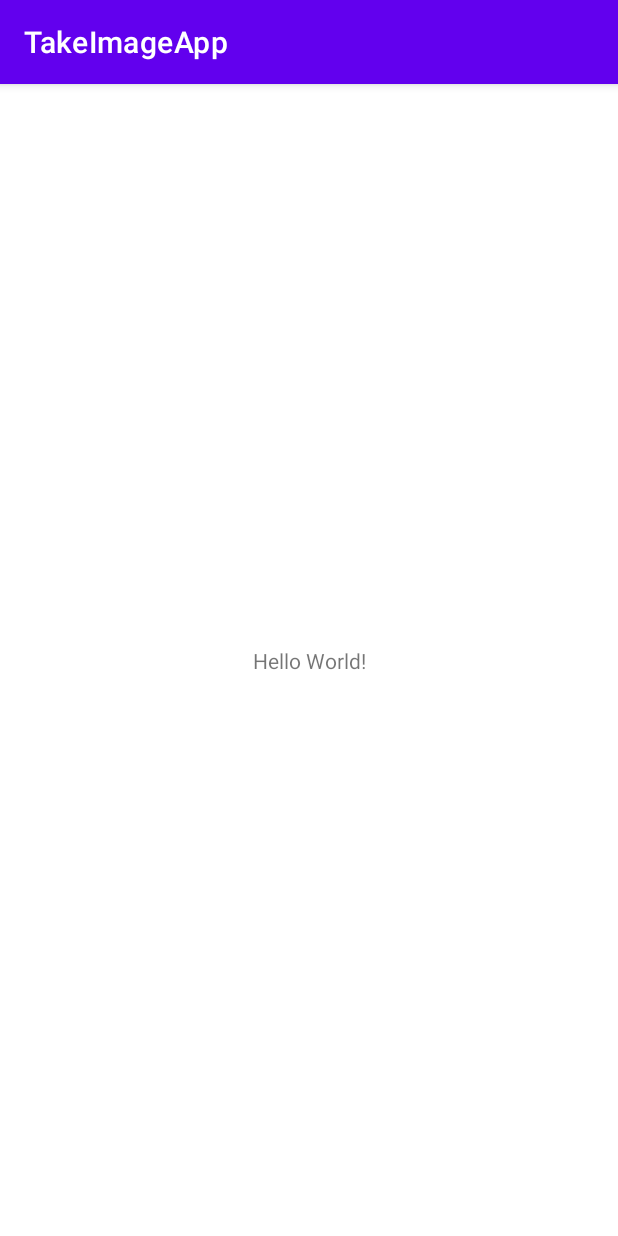
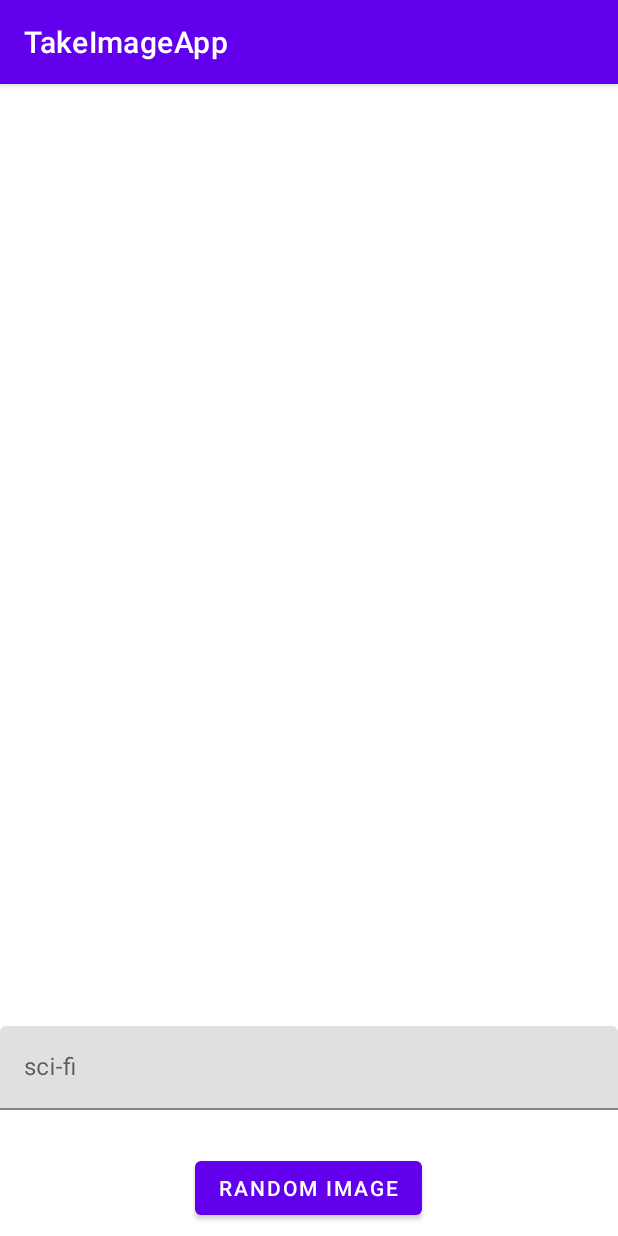
Before and after one commit to Dima-Variukhin/TakeImageApp, an Android app: the screen it shows after launch (MainActivity), on a phone screen of 412 x 824 dp. Run offline under Robolectric (Android 15) with nearby library versions, the phone set to English and light mode, and no system bars; 1 statement that could not run was skipped.

Commit message:
added ImagesFragment

```diff
--- a/app/build.gradle
+++ b/app/build.gradle
@@ -41,7 +41,7 @@ dependencies {
 
     implementation 'androidx.lifecycle:lifecycle-viewmodel-ktx:2.5.1'
     implementation 'com.squareup.retrofit2:retrofit:2.9.0'
-    implementation 'com.squareup.retrofit2:converter-scalars:2.1.0'
+    implementation "com.squareup.retrofit2:converter-gson:2.9.0"
     implementation 'com.squareup.okhttp3:logging-interceptor:4.10.0'
 
     implementation "androidx.room:room-ktx:2.5.0"
--- a/app/src/main/AndroidManifest.xml
+++ b/app/src/main/AndroidManifest.xml
@@ -13,7 +13,7 @@
         android:theme="@style/Theme.TakeImageApp"
         tools:targetApi="31">
         <activity
-            android:name=".MainActivity"
+            android:name=".main.MainActivity"
             android:exported="true">
             <intent-filter>
                 <action android:name="android.intent.action.MAIN" />
--- /dev/null
+++ b/app/src/main/java/com/example/takeimageapp/images/presentation/ImagesFragment.kt
@@ -0,0 +1,32 @@
+package com.example.takeimageapp.images.presentation
+
+import android.os.Bundle
+import android.view.LayoutInflater
+import android.view.View
+import android.view.ViewGroup
+import androidx.fragment.app.Fragment
+import com.example.takeimageapp.R
+import com.example.takeimageapp.databinding.FragmentImagesBinding
+
+class ImagesFragment : Fragment() {
+
+    private var _binding: FragmentImagesBinding? = null
+    private val binding get() = _binding!!
+
+    override fun onCreateView(
+        inflater: LayoutInflater,
+        container: ViewGroup?,
+        savedInstanceState: Bundle?
+    ): View? = inflater.inflate(R.layout.fragment_images, container, false)
+
+    override fun onViewCreated(view: View, savedInstanceState: Bundle?) {
+        super.onViewCreated(view, savedInstanceState)
+        _binding = FragmentImagesBinding.bind(view)
+
+    }
+
+    override fun onDestroy() {
+        super.onDestroy()
+        _binding = null
+    }
+}
--- a/app/src/main/java/com/example/takeimageapp/MainActivity.kt
+++ b/app/src/main/java/com/example/takeimageapp/main/MainActivity.kt
@@ -1,11 +1,17 @@
-package com.example.takeimageapp
+package com.example.takeimageapp.main
 
 import androidx.appcompat.app.AppCompatActivity
 import android.os.Bundle
+import com.example.takeimageapp.R
+import com.example.takeimageapp.images.presentation.ImagesFragment
 
 class MainActivity : AppCompatActivity() {
     override fun onCreate(savedInstanceState: Bundle?) {
         super.onCreate(savedInstanceState)
         setContentView(R.layout.activity_main)
+
+        supportFragmentManager.beginTransaction()
+            .add(R.id.container, ImagesFragment())
+            .commit()
     }
 }
--- a/app/src/main/res/layout/activity_main.xml
+++ b/app/src/main/res/layout/activity_main.xml
@@ -1,18 +1,5 @@
 <?xml version="1.0" encoding="utf-8"?>
-<androidx.constraintlayout.widget.ConstraintLayout xmlns:android="http://schemas.android.com/apk/res/android"
-    xmlns:app="http://schemas.android.com/apk/res-auto"
-    xmlns:tools="http://schemas.android.com/tools"
+<FrameLayout xmlns:android="http://schemas.android.com/apk/res/android"
+    android:id="@+id/container"
     android:layout_width="match_parent"
-    android:layout_height="match_parent"
-    tools:context=".MainActivity">
-
-    <TextView
-        android:layout_width="wrap_content"
-        android:layout_height="wrap_content"
-        android:text="Hello World!"
-        app:layout_constraintBottom_toBottomOf="parent"
-        app:layout_constraintEnd_toEndOf="parent"
-        app:layout_constraintStart_toStartOf="parent"
-        app:layout_constraintTop_toTopOf="parent" />
-
-</androidx.constraintlayout.widget.ConstraintLayout>
+    android:layout_height="match_parent" />
--- /dev/null
+++ b/app/src/main/res/layout/fragment_images.xml
@@ -0,0 +1,42 @@
+<?xml version="1.0" encoding="utf-8"?>
+<LinearLayout xmlns:android="http://schemas.android.com/apk/res/android"
+    xmlns:app="http://schemas.android.com/apk/res-auto"
+    xmlns:tools="http://schemas.android.com/tools"
+    android:layout_width="match_parent"
+    android:layout_height="match_parent"
+    android:orientation="vertical">
+
+    <androidx.recyclerview.widget.RecyclerView
+        android:id="@+id/recyclerView"
+        android:layout_width="match_parent"
+        android:layout_height="0dp"
+        android:layout_weight="1"
+        app:layoutManager="androidx.recyclerview.widget.LinearLayoutManager"
+        tools:itemCount="10"
+        tools:listitem="@layout/image_item_layout" />
+
+    <com.google.android.material.textfield.TextInputLayout
+        android:id="@+id/text_input_layout"
+        android:layout_width="match_parent"
+        android:layout_height="wrap_content"
+        android:layout_gravity="bottom"
+        android:layout_marginVertical="@dimen/text_input_layout_vertical_margin"
+        android:hint="@string/text_input_hint">
+
+        <com.google.android.material.textfield.TextInputEditText
+            android:id="@+id/text_input_edittext"
+            android:layout_width="match_parent"
+            android:layout_height="wrap_content"
+            android:layout_gravity="bottom"
+            android:inputType="text"
+            android:maxLines="1" />
+    </com.google.android.material.textfield.TextInputLayout>
+
+    <Button
+        android:layout_width="wrap_content"
+        android:layout_height="wrap_content"
+        android:layout_gravity="center_horizontal"
+        android:layout_margin="@dimen/margin_small"
+        android:text="@string/get_random_image" />
+
+</LinearLayout>
--- /dev/null
+++ b/app/src/main/res/layout/image_item_layout.xml
@@ -0,0 +1,10 @@
+<?xml version="1.0" encoding="utf-8"?>
+<ImageView xmlns:android="http://schemas.android.com/apk/res/android"
+    xmlns:tools="http://schemas.android.com/tools"
+    android:layout_width="wrap_content"
+    android:layout_height="wrap_content"
+    android:layout_gravity="center_horizontal"
+    android:layout_margin="@dimen/image_item_margin"
+    android:src="@drawable/ic_launcher_background"
+    tools:src="@drawable/ic_launcher_background"
+    tools:text="123456" />
--- /dev/null
+++ b/app/src/main/res/values/dimens.xml
@@ -0,0 +1,6 @@
+<?xml version="1.0" encoding="utf-8"?>
+<resources>
+    <dimen name="image_item_margin">12dp</dimen>
+    <dimen name="text_input_layout_vertical_margin">20dp</dimen>
+    <dimen name="margin_small">8dp</dimen>
+</resources>
--- a/app/src/main/res/values/strings.xml
+++ b/app/src/main/res/values/strings.xml
@@ -1,3 +1,5 @@
 <resources>
     <string name="app_name">TakeImageApp</string>
+    <string name="text_input_hint">sci-fi</string>
+    <string name="get_random_image">random image</string>
 </resources>
```
